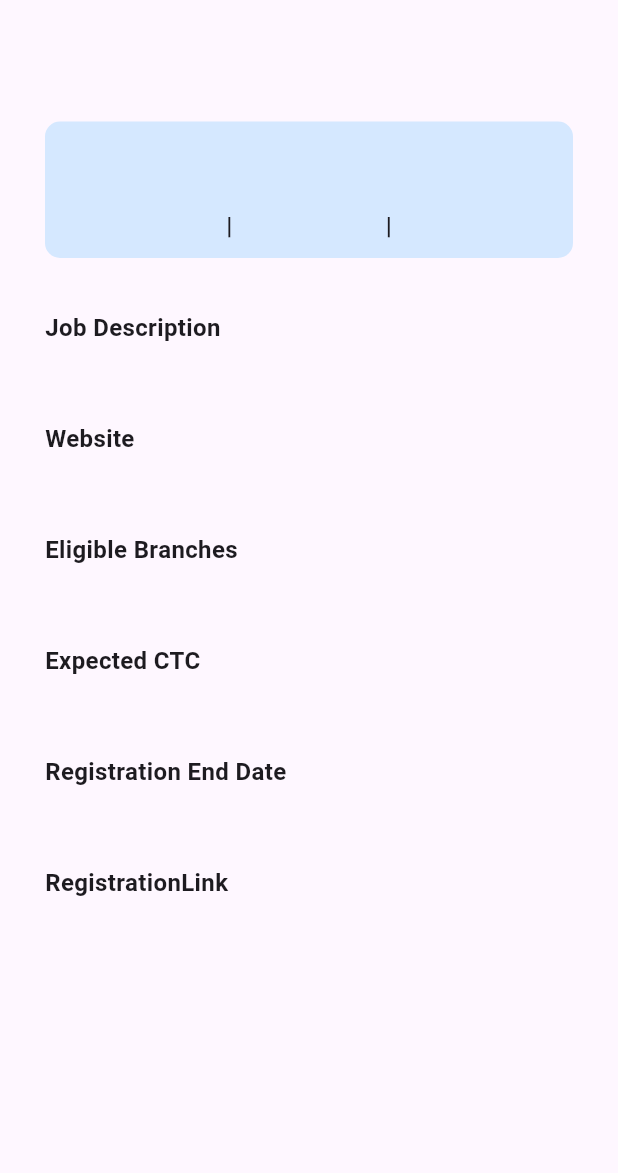
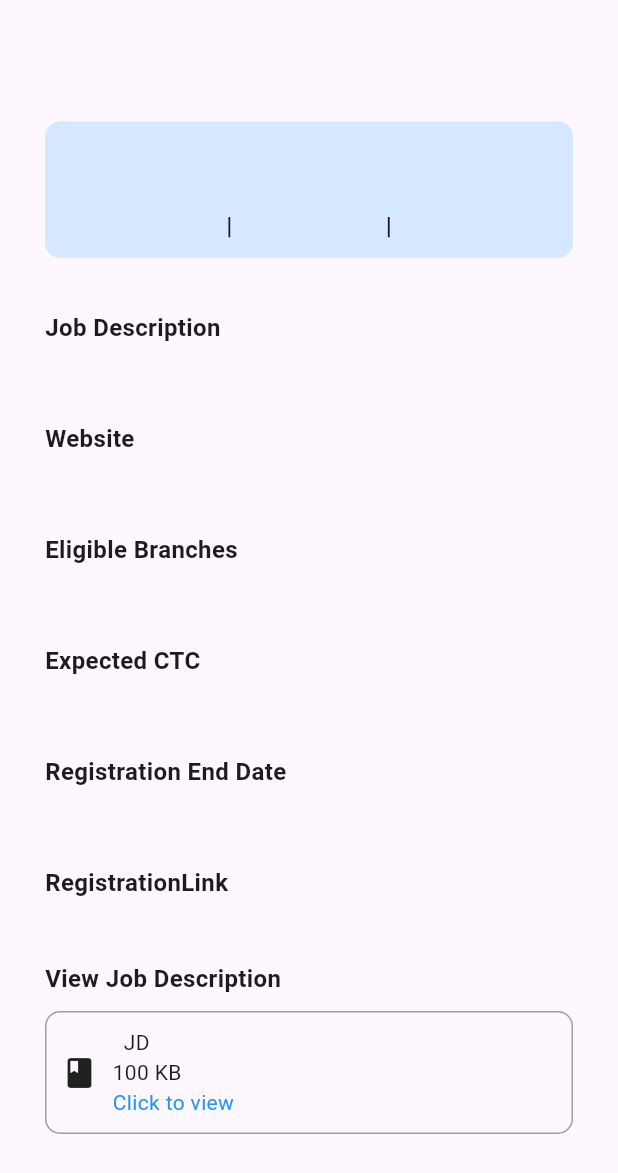
Before and after one commit to rishabhbajpai2000/campus_ease_stacked, a Flutter app: the JobDetailsViewView screen opened directly with empty values, on a phone screen of 412 x 824 dp. Shown: the top 1173 px of the screen. Run offline on Flutter 3.47's test engine with Material 3 defaults, Android fonts, the phone set to English and light mode, and no system bars; our stand-ins replace fluttertoast, freezed_annotation, image_picker, loading_indicator, logger, stacked and 3 more; missing offline and left inert: onesignal_flutter; accounts and stored records are empty; network calls fail.

Commit message:
added support to view job description in the  job details page.

```diff
--- a/lib/ui/views/job_details_view/job_details_view_view.dart
+++ b/lib/ui/views/job_details_view/job_details_view_view.dart
@@ -1,9 +1,9 @@
-import 'package:campus_ease/links/a_p_i.dart';
 import 'package:campus_ease/models/Job.dart';
 import 'package:campus_ease/ui/common/ui_helpers.dart';
 import 'package:flutter/cupertino.dart';
 import 'package:flutter/material.dart';
 import 'package:flutter/widgets.dart';
+import 'package:fluttertoast/fluttertoast.dart';
 import 'package:stacked/stacked.dart';
 import "package:url_launcher/url_launcher.dart";
 
@@ -103,8 +103,9 @@ class JobDetailsViewView extends StackedView<JobDetailsViewViewModel> {
               content: job.regLink,
               link: true,
             ),
-            // TODO: add a button to see the job Description
-            verticalSpaceMedium,
+            const Text("View Job Description",
+                style: TextStyle(fontSize: 16, fontWeight: FontWeight.bold)),
+            SeeJobDescriptionSection(job: job),
             showApplyButton
                 ? Row(
                     children: [
@@ -138,6 +139,64 @@ class JobDetailsViewView extends StackedView<JobDetailsViewViewModel> {
     BuildContext context,
   ) =>
       JobDetailsViewViewModel();
+}
+
+class SeeJobDescriptionSection extends StatelessWidget {
+  const SeeJobDescriptionSection({
+    super.key,
+    required this.job,
+  });
+
+  final Job job;
+  String getRandomJDSize() {
+    // return a number between 100 and 300 for the job description size, needs to be an int
+
+    return (100 + (200 * (DateTime.now().millisecond / 1000)).toInt())
+        .toString();
+  }
+
+  @override
+  Widget build(BuildContext context) {
+    return Column(
+      children: [
+        verticalSpaceSmall,
+        GestureDetector(
+          onTap: () async {
+            final Uri url = Uri.parse(job.file);
+            if (!await launchUrl(url)) {
+              Fluttertoast.showToast(msg: "Error opening the JD Link");
+              throw Exception('Could not launch $url');
+            }
+
+            ;
+          },
+          child: Container(
+            padding: const EdgeInsets.all(10.0),
+            decoration: BoxDecoration(
+              border: Border.all(color: Colors.grey),
+              borderRadius: BorderRadius.circular(10),
+            ),
+            child: Row(
+              children: [
+                Icon(Icons.book),
+                horizontalSpaceSmall,
+                Column(
+                  mainAxisAlignment: MainAxisAlignment.start,
+                  crossAxisAlignment: CrossAxisAlignment.start,
+                  children: [
+                    Text("${job.companyName}  JD"),
+                    Text("${getRandomJDSize()} KB"),
+                    Text("Click to view", style: TextStyle(color: Colors.blue))
+                  ],
+                )
+              ],
+            ),
+          ),
+        ),
+        verticalSpaceMedium,
+      ],
+    );
+  }
 }
 
 class JobDetailsPageButton extends StatelessWidget {
--- a/lib/ui/views/job_details_view/job_details_view_viewmodel.dart
+++ b/lib/ui/views/job_details_view/job_details_view_viewmodel.dart
@@ -19,4 +19,6 @@ class JobDetailsViewViewModel extends BaseViewModel {
       Fluttertoast.showToast(msg: "Error applying for the job");
     }
   }
+
+
 }
--- a/lib/ui/views/startup/startup_viewmodel.dart
+++ b/lib/ui/views/startup/startup_viewmodel.dart
@@ -1,11 +1,9 @@
-import 'dart:ffi';
+
 
 import 'package:campus_ease/app/app.logger.dart';
 import 'package:campus_ease/services/login_service.dart';
 import 'package:campus_ease/services/notification_service.dart';
-import 'package:flutter/material.dart';
-import 'package:fluttertoast/fluttertoast.dart';
-import 'package:onesignal_flutter/onesignal_flutter.dart';
+
 import 'package:stacked/stacked.dart';
 import 'package:campus_ease/app/app.locator.dart';
 import 'package:campus_ease/app/app.router.dart';
```
